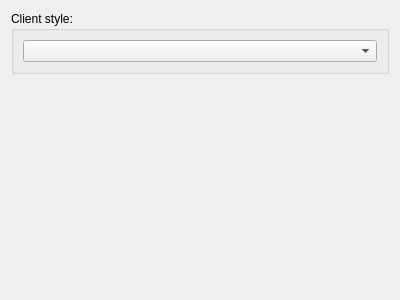
First picture: the form in src/qtui/settingspages/appearancesettingspage.ui, repository quassel/quassel, before the edit.
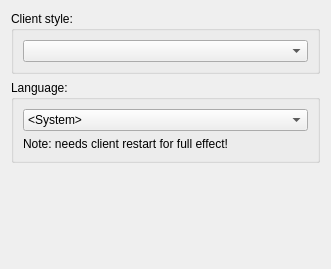
Second picture: the form after the edit.

Commit message: language is now changable (settings -> appearance -> general). default is still the system language

Patch:
```diff
--- a/src/qtui/settingspages/appearancesettingspage.ui
+++ b/src/qtui/settingspages/appearancesettingspage.ui
@@ -5,14 +5,14 @@
    <rect>
     <x>0</x>
     <y>0</y>
-    <width>400</width>
-    <height>300</height>
+    <width>331</width>
+    <height>269</height>
    </rect>
   </property>
   <property name="windowTitle" >
    <string>Form</string>
   </property>
-  <layout class="QVBoxLayout" >
+  <layout class="QVBoxLayout" name="verticalLayout_2" >
    <item>
     <widget class="QGroupBox" name="groupBox" >
      <property name="title" >
@@ -25,6 +25,36 @@
      </layout>
     </widget>
    </item>
+   <item>
+    <widget class="QGroupBox" name="groupBox_2" >
+     <property name="title" >
+      <string>Language:</string>
+     </property>
+     <layout class="QVBoxLayout" name="verticalLayout" >
+      <item>
+       <widget class="QComboBox" name="languageComboBox" >
+        <item>
+         <property name="text" >
+          <string>&lt;System></string>
+         </property>
+        </item>
+        <item>
+         <property name="text" >
+          <string>&lt;Original></string>
+         </property>
+        </item>
+       </widget>
+      </item>
+      <item>
+       <widget class="QLabel" name="label" >
+        <property name="text" >
+         <string>Note: needs client restart for full effect!</string>
+        </property>
+       </widget>
+      </item>
+     </layout>
+    </widget>
+   </item>
    <item>
     <spacer>
      <property name="orientation" >
```
Left out of the diff: 2 changed lines with no effect on the pictures. The commit also changes 8 other files.
